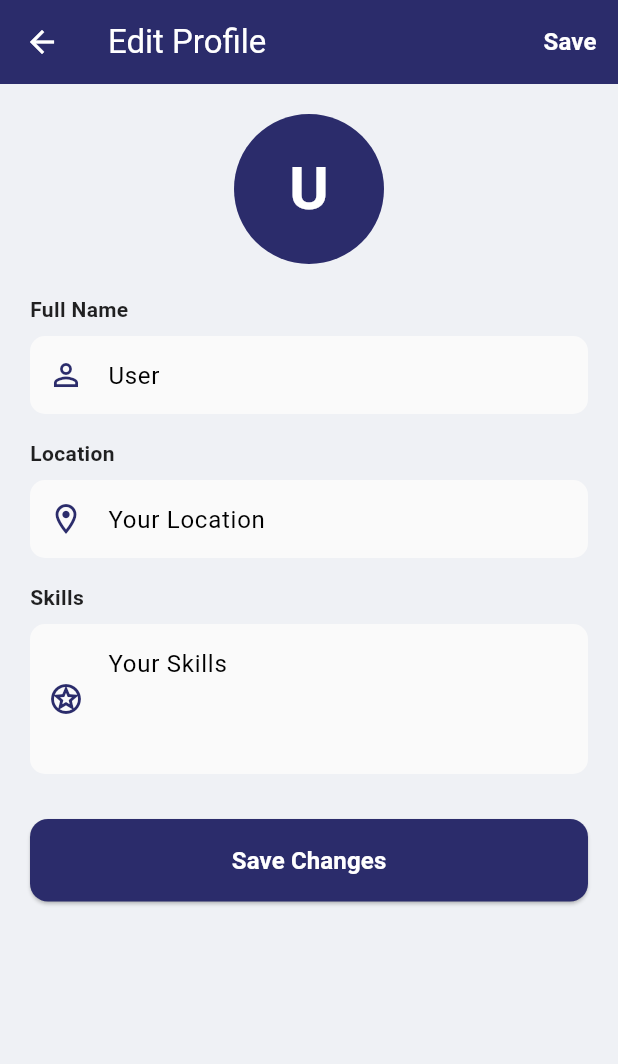
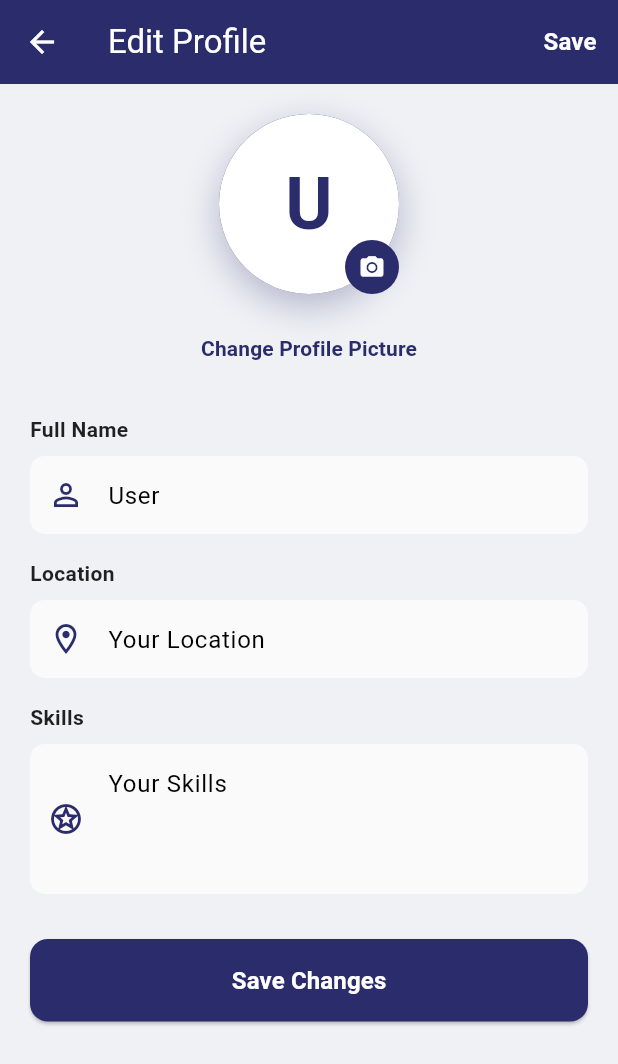
Before and after one commit to 01bisal/SkillBridge_app, a Flutter app: the EditProfileScreen screen opened by its route, on a phone screen of 412 x 824 dp. Shown: the top 1064 px of the screen. Run offline on Flutter 3.47's test engine with Material 3 defaults, Android fonts, the phone set to English and light mode, and no system bars; Roboto replaces fonts that are missing (-apple-system, BlinkMacSystemFont, Segoe UI, Roboto); statements that could not run were skipped.

Commit message:
Update edit_profile_screen.dart
added option for user to upload images into profile choosing image from their device.

```diff
--- a/flutter_project/lib/screens/edit_profile_screen.dart
+++ b/flutter_project/lib/screens/edit_profile_screen.dart
@@ -1,6 +1,10 @@
+import 'dart:io';
+import 'dart:typed_data';
 import 'package:flutter/material.dart';
+import 'package:flutter/foundation.dart' show kIsWeb;
 import 'package:provider/provider.dart';
 import 'package:skillbridge/utils/user_data_provider.dart';
+import 'package:skillbridge/utils/image_picker_helper.dart';
 
 class EditProfileScreen extends StatefulWidget {
   const EditProfileScreen({super.key});
@@ -14,6 +18,8 @@ class _EditProfileScreenState extends State<EditProfileScreen> {
   final _nameController = TextEditingController();
   final _locationController = TextEditingController();
   final _skillsController = TextEditingController();
+  String? _selectedImagePath;
+  Uint8List? _selectedImageBytes; // ✅ NEW: Store bytes for web
 
   @override
   void initState() {
@@ -22,6 +28,8 @@ class _EditProfileScreenState extends State<EditProfileScreen> {
     _nameController.text = userData.name;
     _locationController.text = userData.location;
     _skillsController.text = userData.skills;
+    _selectedImagePath = userData.profileImagePath;
+    _selectedImageBytes = userData.profileImageBytes; // ✅ Load existing bytes
   }
 
   @override
@@ -32,14 +40,41 @@ class _EditProfileScreenState extends State<EditProfileScreen> {
     super.dispose();
   }
 
+  void _pickImage() async {
+    final result = await ImagePickerHelper.showImagePickerDialog(context);
+    if (result != null) {
+      if (kIsWeb) {
+        // ✅ For web: store bytes
+        setState(() {
+          _selectedImageBytes = result as Uint8List;
+          _selectedImagePath = 'web_image';
+        });
+        print('✅ Web image selected: ${_selectedImageBytes?.length} bytes');
+      } else {
+        // ✅ For mobile/desktop: store file path
+        setState(() {
+          _selectedImagePath = result as String;
+          _selectedImageBytes = null;
+        });
+        print('✅ Mobile image selected: $_selectedImagePath');
+      }
+    }
+  }
+
   void _saveChanges() {
     if (_formKey.currentState!.validate()) {
       final userData = context.read<UserDataProvider>();
+
+      // ✅ Save both path and bytes
       userData.updateUserData(
         name: _nameController.text.trim(),
         location: _locationController.text.trim(),
         skills: _skillsController.text.trim(),
+        profileImagePath: _selectedImagePath,
+        profileImageBytes: _selectedImageBytes, // ✅ Save bytes
       );
+
+      print('✅ Saved: Name=${_nameController.text.trim()}, ImagePath=$_selectedImagePath, ImageBytes=${_selectedImageBytes?.length}');
 
       ScaffoldMessenger.of(context).showSnackBar(
         const SnackBar(
@@ -91,26 +126,62 @@ class _EditProfileScreenState extends State<EditProfileScreen> {
           key: _formKey,
           child: Column(
             children: [
-              // Profile Picture Placeholder
-              Center(
-                child: Container(
-                  width: 100,
-                  height: 100,
-                  decoration: BoxDecoration(
-                    color: const Color(0xFF2B2C6B),
-                    shape: BoxShape.circle,
-                  ),
-                  child: Center(
-                    child: Text(
-                      _nameController.text.isNotEmpty
-                          ? _nameController.text[0].toUpperCase()
-                          : 'U',
-                      style: const TextStyle(
-                        color: Colors.white,
-                        fontSize: 40,
-                        fontWeight: FontWeight.bold,
+              // ✅ Profile Picture with Upload Option
+              GestureDetector(
+                onTap: _pickImage,
+                child: Stack(
+                  alignment: Alignment.bottomRight,
+                  children: [
+                    Container(
+                      width: 120,
+                      height: 120,
+                      decoration: BoxDecoration(
+                        shape: BoxShape.circle,
+                        gradient: LinearGradient(
+                          colors: isDarkMode
+                              ? [Colors.grey[800]!, Colors.grey[600]!]
+                              : [const Color(0xFF2B2C6B), const Color(0xFF4A4A8A)],
+                          begin: Alignment.topLeft,
+                          end: Alignment.bottomRight,
+                        ),
+                        boxShadow: [
+                          BoxShadow(
+                            color: const Color(0xFF2B2C6B).withOpacity(0.3),
+                            blurRadius: 20,
+                            offset: const Offset(0, 8),
+                          ),
+                        ],
+                      ),
+                      child: ClipOval(
+                        child: _buildProfileImage(),
                       ),
                     ),
+                    // Camera icon overlay
+                    Container(
+                      width: 36,
+                      height: 36,
+                      decoration: const BoxDecoration(
+                        color: Color(0xFF2B2C6B),
+                        shape: BoxShape.circle,
+                      ),
+                      child: const Icon(
+                        Icons.camera_alt,
+                        color: Colors.white,
+                        size: 18,
+                      ),
+                    ),
+                  ],
+                ),
+              ),
+              const SizedBox(height: 12),
+              TextButton(
+                onPressed: _pickImage,
+                child: const Text(
+                  'Change Profile Picture',
+                  style: TextStyle(
+                    color: Color(0xFF2B2C6B),
+                    fontSize: 14,
+                    fontWeight: FontWeight.w600,
                   ),
                 ),
               ),
@@ -122,6 +193,7 @@ class _EditProfileScreenState extends State<EditProfileScreen> {
                 hint: 'Enter your full name',
                 controller: _nameController,
                 icon: Icons.person_outline,
+                isDarkMode: isDarkMode,
                 validator: (value) {
                   if (value == null || value.isEmpty) {
                     return 'Please enter your name';
@@ -137,6 +209,7 @@ class _EditProfileScreenState extends State<EditProfileScreen> {
                 hint: 'Enter your location',
                 controller: _locationController,
                 icon: Icons.location_on_outlined,
+                isDarkMode: isDarkMode,
                 validator: (value) {
                   if (value == null || value.isEmpty) {
                     return 'Please enter your location';
@@ -152,6 +225,7 @@ class _EditProfileScreenState extends State<EditProfileScreen> {
                 hint: 'Enter your skills (comma separated)',
                 controller: _skillsController,
                 icon: Icons.stars_outlined,
+                isDarkMode: isDarkMode,
                 maxLines: 3,
                 validator: (value) {
                   if (value == null || value.isEmpty) {
@@ -191,11 +265,92 @@ class _EditProfileScreenState extends State<EditProfileScreen> {
     );
   }
 
+  // ✅ Web-compatible profile image builder (shows preview in Edit Profile)
+  Widget _buildProfileImage() {
+    final hasImage = _selectedImagePath != null && _selectedImagePath!.isNotEmpty;
+
+    // ✅ If no image selected, show initials
+    if (!hasImage) {
+      return Container(
+        width: 120,
+        height: 120,
+        color: Theme.of(context).brightness == Brightness.dark
+            ? const Color(0xFF1A1A2E)
+            : Colors.white,
+        child: Center(
+          child: Text(
+            _nameController.text.isNotEmpty
+                ? _nameController.text[0].toUpperCase()
+                : 'U',
+            style: TextStyle(
+              color: Theme.of(context).brightness == Brightness.dark
+                  ? Colors.white
+                  : const Color(0xFF2B2C6B),
+              fontSize: 48,
+              fontWeight: FontWeight.bold,
+            ),
+          ),
+        ),
+      );
+    }
+
+    // ✅ For web: use Image.memory if bytes are available
+    if (kIsWeb && _selectedImageBytes != null) {
+      return Image.memory(
+        _selectedImageBytes!,
+        width: 120,
+        height: 120,
+        fit: BoxFit.cover,
+        errorBuilder: (context, error, stackTrace) {
+          print('❌ Error displaying web image: $error');
+          return Container(
+            width: 120,
+            height: 120,
+            color: Colors.grey[300],
+            child: const Icon(Icons.person, size: 50, color: Colors.grey),
+          );
+        },
+      );
+    }
+
+    // ✅ For mobile/desktop: use Image.file
+    if (!kIsWeb && _selectedImagePath != null && _selectedImagePath != 'web_image') {
+      return Image.file(
+        File(_selectedImagePath!),
+        width: 120,
+        height: 120,
+        fit: BoxFit.cover,
+        errorBuilder: (context, error, stackTrace) {
+          print('❌ Error displaying file image: $error');
+          return Container(
+            width: 120,
+            height: 120,
+            color: Colors.grey[300],
+            child: const Icon(Icons.person, size: 50, color: Colors.grey),
+          );
+        },
+      );
+    }
+
+    // Fallback
+    return Container(
+      width: 120,
+      height: 120,
+      color: Colors.grey[300],
+      child: const Icon(
+        Icons.person,
+        size: 50,
+        color: Colors.grey,
+      ),
+    );
+  }
+
   Widget _buildTextField({
     required String label,
     required String hint,
     required TextEditingController controller,
     required IconData icon,
+    required bool isDarkMode,
     required String? Function(String?) validator,
     int maxLines = 1,
   }) {
@@ -204,10 +359,10 @@ class _EditProfileScreenState extends State<EditProfileScreen> {
       children: [
         Text(
           label,
-          style: const TextStyle(
+          style: TextStyle(
             fontSize: 14,
             fontWeight: FontWeight.w600,
-            color: Colors.black87,
+            color: isDarkMode ? Colors.white : Colors.black87,
           ),
         ),
         const SizedBox(height: 8),
@@ -216,20 +371,16 @@ class _EditProfileScreenState extends State<EditProfileScreen> {
           maxLines: maxLines,
           validator: validator,
           style: TextStyle(
-            color: Theme.of(context).brightness == Brightness.dark
-                ? Colors.white
-                : Colors.black,
+            color: isDarkMode ? Colors.white : Colors.black,
           ),
           decoration: InputDecoration(
             hintText: hint,
             hintStyle: TextStyle(
-              color: Colors.grey[400],
+              color: isDarkMode ? Colors.white60 : Colors.grey[400],
             ),
             prefixIcon: Icon(icon, color: const Color(0xFF2B2C6B)),
             filled: true,
-            fillColor: Theme.of(context).brightness == Brightness.dark
-                ? const Color(0xFF2D2D44)
-                : Colors.grey[50],
+            fillColor: isDarkMode ? const Color(0xFF2D2D44) : Colors.grey[50],
             border: OutlineInputBorder(
               borderRadius: BorderRadius.circular(10),
               borderSide: BorderSide.none,
```
